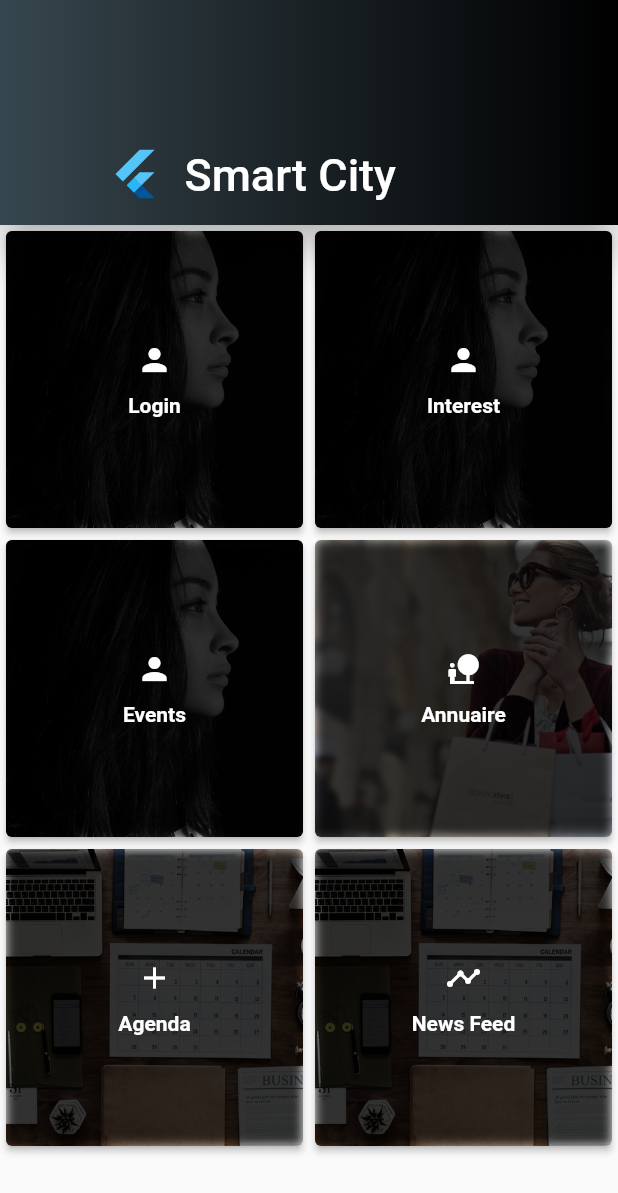
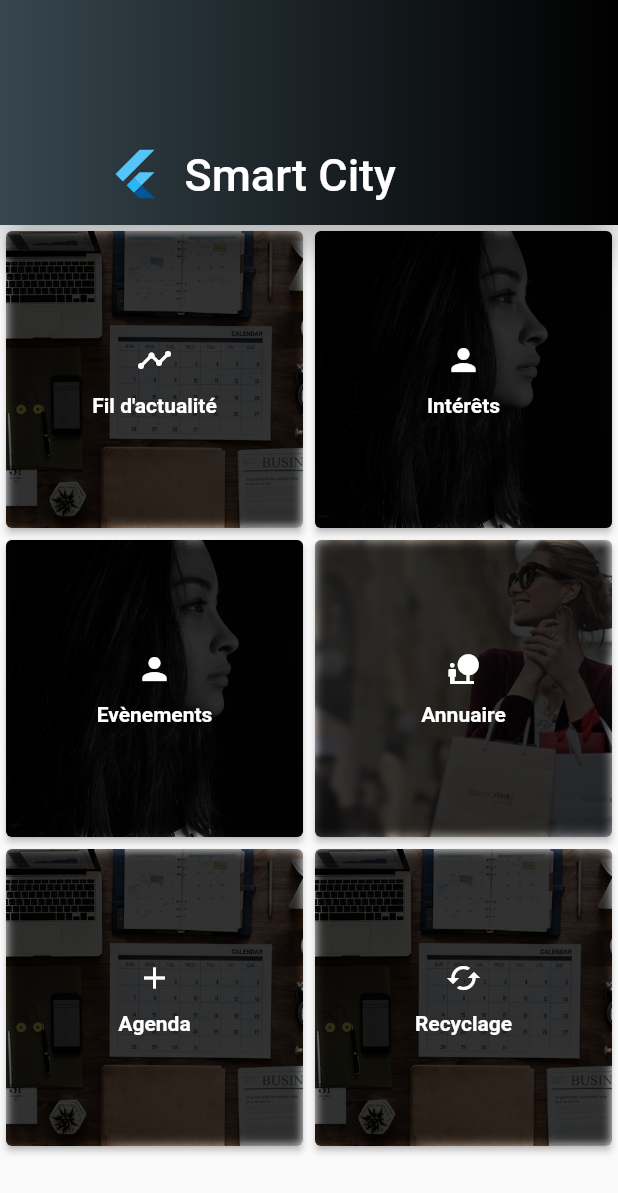
Before and after one commit to teamdown/smartcityapp, a Flutter app: the screen it shows after launch, on a phone screen of 412 x 824 dp. Shown: the top 1193 px of the screen. Run offline on Flutter 3.47's test engine with Material 2 defaults, Android fonts, the phone set to English and light mode, and no system bars; our stand-ins replace font_awesome_flutter, google_maps_flutter.

Commit message:
Update card

```diff
--- a/lib/logic/viewmodel/menu_view_model.dart
+++ b/lib/logic/viewmodel/menu_view_model.dart
@@ -10,41 +10,47 @@ class MenuViewModel {
   getMenuItems() {
     return menuItems = <Menu>[
       Menu(
-          title: "Login",
+        title: "Fil d'actualité",
+        menuColor: Color(0xff7f5741),
+        icon: Icons.timeline,
+        image: UIData.timelineImage,
+        link: "Timeline",
+      ),
+      Menu(
+        title: "Intérêts",
         menuColor: Colors.white,
         icon: Icons.person,
         image: UIData.profileImage,
-          link: "Login",),
+        link: "Tourist Reception",
+      ),
       Menu(
-          title: "Interest",
+        title: "Evènements",
         menuColor: Colors.white,
         icon: Icons.person,
         image: UIData.profileImage,
-          link: "Tourist Reception",),
-      Menu(
-          title: "Events",
-          menuColor: Colors.white,
-          icon: Icons.person,
-          image: UIData.profileImage,
-          link: "Events",),
+        link: "Events",
+      ),
       Menu(
         title: "Annuaire",
         menuColor: Colors.white,
         icon: Icons.nature_people,
         image: UIData.shoppingImage,
-          link: "Annuaire",),
+        link: "Annuaire",
+      ),
       Menu(
         title: "Agenda",
         menuColor: Colors.white,
         icon: Icons.add,
         image: UIData.timelineImage,
-          link: "Agenda",),
+        link: "Agenda",
+      ),
       Menu(
-          title: "News Feed",
+        title: "Recyclage",
         menuColor: Color(0xff7f5741),
-          icon: Icons.timeline,
+        icon: Icons.cached,
         image: UIData.timelineImage,
-          link: "Timeline",)
+        link: "Agenda",
+      ),
     ];
   }
 }
```
Also changed, not shown: lib/ui/page/home_page.dart (+6 -3 lines). Lines whose indentation alone changed are shown as unchanged.
